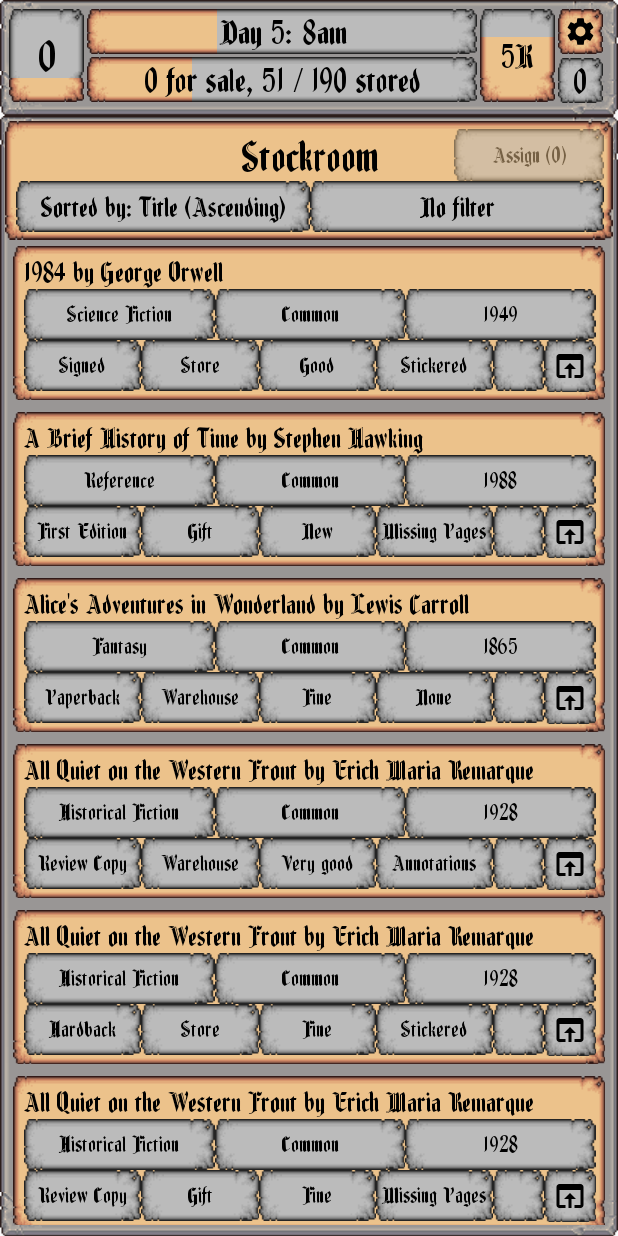
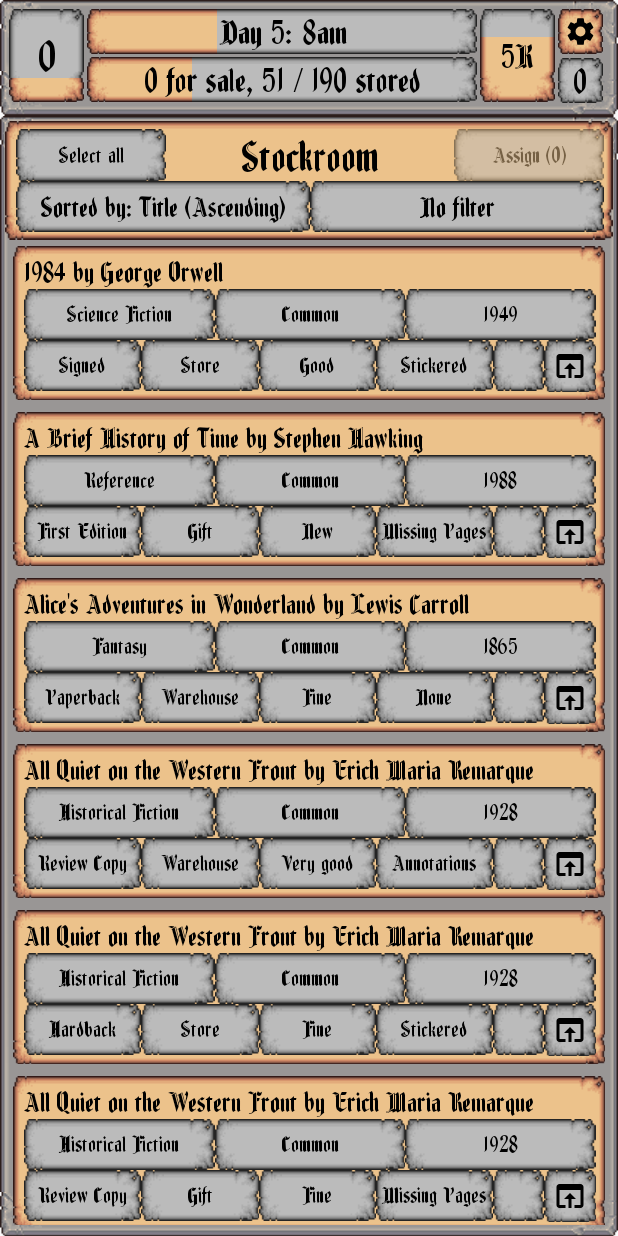
Before and after one commit to JakeSteam/PixelBookshop, an Android app: the StockFragment screen opened through its navigation route, on a phone screen of 412 x 824 dp. Run offline under Robolectric (Android 15) with nearby library versions, the phone set to English and light mode, and no system bars; our stand-ins replace Room's generated code; libraries missing offline, so code that uses them is left out: com.hamsa.twosteppickerdialog, com.skydoves.balloon.

Commit message:
Adds select all button to stockroom

```diff
--- a/app/src/main/java/uk/co/jakelee/pixelbookshop/ui/shop/TileRenderer.kt
+++ b/app/src/main/java/uk/co/jakelee/pixelbookshop/ui/shop/TileRenderer.kt
@@ -53,7 +53,7 @@ class TileRenderer(private val context: Context) {
             setImageResource(resource)
             setOnTouchListener(View.OnTouchListener { v, event ->
                 val bmp = Bitmap.createBitmap(v.drawingCache)
-                if (event.x.toInt() > bmp.width || event.y.toInt() > bmp.height) return@OnTouchListener true
+                if (event.x.toInt() >= bmp.width || event.y.toInt() >= bmp.height) return@OnTouchListener true
                 val color = bmp.getPixel(event.x.toInt(), event.y.toInt())
                 if (color == Color.TRANSPARENT) {
                     return@OnTouchListener false
--- a/app/src/main/java/uk/co/jakelee/pixelbookshop/ui/stock/StockAdapter.kt
+++ b/app/src/main/java/uk/co/jakelee/pixelbookshop/ui/stock/StockAdapter.kt
@@ -14,7 +14,7 @@ import uk.co.jakelee.pixelbookshop.database.entity.OwnedBook
 
 class StockAdapter(
     var context: Activity,
-    private val books: List<OwnedBook>,
+    val books: List<OwnedBook>,
     private val addSelected: (Int) -> Unit,
     private val removeSelected: (Int) -> Unit,
     private val selectedContains: (Int) -> Boolean) :
--- a/app/src/main/java/uk/co/jakelee/pixelbookshop/ui/stock/StockFragment.kt
+++ b/app/src/main/java/uk/co/jakelee/pixelbookshop/ui/stock/StockFragment.kt
@@ -35,6 +35,7 @@ class StockFragment : Fragment() {
         StockSortOrder.values().map { getString(it.resource) }.toMutableList()
     }
 
+    private var adapter: StockAdapter? = null
 
     override fun onCreateView(
         inflater: LayoutInflater,
@@ -44,12 +45,20 @@ class StockFragment : Fragment() {
         val root = inflater.inflate(R.layout.fragment_stock, container, false)
         stockViewModel = ViewModelProvider(this).get(StockViewModel::class.java)
         stockViewModel.getBooks().observe(viewLifecycleOwner, stockObserver)
-        root.sorting.setOnClickListener { showSortDialog() }
-        root.filtering.setOnClickListener { showFilterDialog() }
+        root.selectAll.setOnClickListener {
+            adapter?.let { adapter ->
+                stockViewModel.selectedBooks.addAll(adapter.books.map { it.id })
+                selectAll.alpha = 0.5f
+                adapter.notifyDataSetChanged()
+                updateAssignButton()
+            }
+        }
         root.assign.setOnClickListener {
             val bundle = bundleOf("booksToAssign" to stockViewModel.selectedBooks.toIntArray())
             findNavController().navigate(R.id.action_stockFragment_to_shopFragment, bundle)
         }
+        root.sorting.setOnClickListener { showSortDialog() }
+        root.filtering.setOnClickListener { showFilterDialog() }
         return root
     }
 
@@ -112,7 +121,7 @@ class StockFragment : Fragment() {
                 getString(sortOrder.resource)
             )
             updateAssignButton()
-            booksRecycler.adapter = StockAdapter(activity!!, books,
+            adapter = StockAdapter(activity!!, books,
                 { id: Int ->
                     stockViewModel.selectedBooks.add(id)
                     updateAssignButton()
@@ -122,6 +131,8 @@ class StockFragment : Fragment() {
                     updateAssignButton()
                 },
                 { id: Int -> stockViewModel.selectedBooks.contains(id) })
+            booksRecycler.adapter = adapter
+            selectAll.alpha = 1f
         }
     }
 
--- a/app/src/main/java/uk/co/jakelee/pixelbookshop/ui/stock/StockViewModel.kt
+++ b/app/src/main/java/uk/co/jakelee/pixelbookshop/ui/stock/StockViewModel.kt
@@ -13,7 +13,7 @@ class StockViewModel(application: Application) : AndroidViewModel(application) {
     private val books: LiveData<List<OwnedBook>>
     val sortField = MutableLiveData(Pair(0, 0))
     private val filterField = MutableLiveData(Pair(-1, -1))
-    val selectedBooks = mutableListOf<Int>()
+    val selectedBooks = linkedSetOf<Int>()
 
     init {
         val booksDao = AppDatabase.getDatabase(application, viewModelScope).ownedBookDao()
--- a/app/src/main/res/layout/fragment_stock.xml
+++ b/app/src/main/res/layout/fragment_stock.xml
@@ -28,6 +28,21 @@
             app:layout_constraintStart_toStartOf="parent"
             app:layout_constraintEnd_toEndOf="parent"/>
         <TextView
+            android:id="@+id/selectAll"
+            android:layout_width="100dp"
+            android:layout_height="wrap_content"
+            android:gravity="center_horizontal"
+            android:background="@drawable/ui_element_greyscale"
+            android:fontFamily="@font/fenwickwoodtype"
+            app:fontFamily="@font/fenwickwoodtype"
+            android:textColor="@color/black"
+            android:textSize="16sp"
+            android:padding="8dp"
+            android:text="@string/stock_select_all"
+            app:layout_constraintTop_toTopOf="@id/title"
+            app:layout_constraintBottom_toBottomOf="@id/title"
+            app:layout_constraintStart_toStartOf="parent"/>
+        <TextView
             android:id="@+id/assign"
             android:layout_width="100dp"
             android:layout_height="wrap_content"
@@ -38,7 +53,7 @@
             android:textColor="@color/black"
             android:textSize="16sp"
             android:padding="8dp"
-            android:text="Assign books"
+            android:text="@string/stock_assign_default"
             android:alpha="0.5"
             app:layout_constraintTop_toTopOf="@id/title"
             app:layout_constraintBottom_toBottomOf="@id/title"
--- a/app/src/main/res/values/strings.xml
+++ b/app/src/main/res/values/strings.xml
@@ -17,6 +17,8 @@
     <string name="stock_in_furniture">On Display</string>
     <string name="stock_in_storage">In Storage</string>
     <string name="stock_assign_button">Assign (%d)</string>
+    <string name="stock_assign_default">Assign (0)</string>
+    <string name="stock_select_all">Select all</string>
 
     <string name="book_sort_ascending">Ascending</string>
     <string name="book_sort_descending">Descending</string>
```
